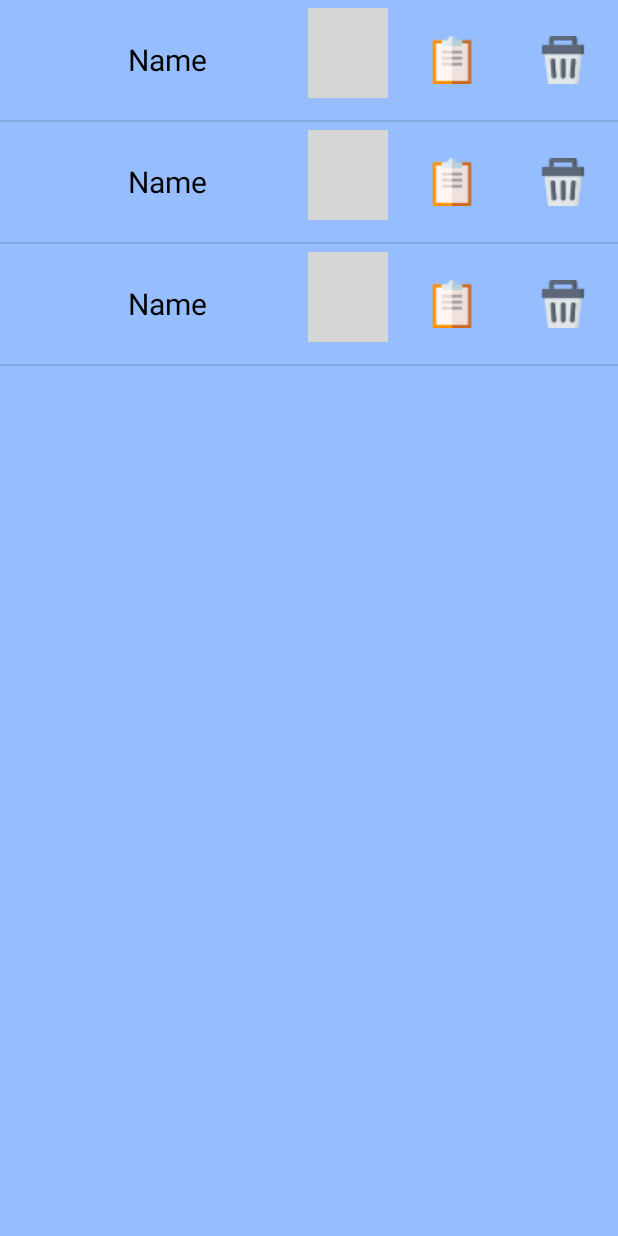
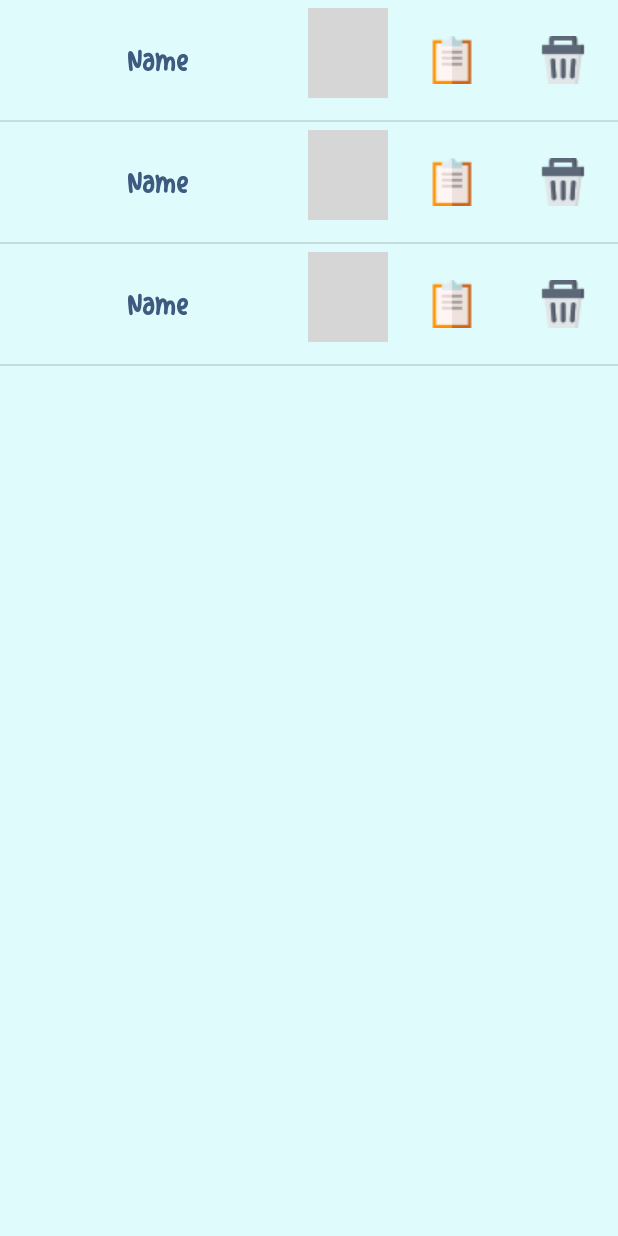
Before and after one commit to brunocoelho1997/NavalBattleGame, an Android app: the layout activity_profiles_list.xml on its own in the app's theme, with its tools: preview values and no code run, on a phone screen of 412 x 824 dp. Run offline under Robolectric (Android 15) with nearby library versions, the phone set to English and light mode, and no system bars; grey boxes are pictures that could not be loaded.

Commit message:
new font

```diff
--- a/app/src/main/res/layout/activity_profiles_list.xml
+++ b/app/src/main/res/layout/activity_profiles_list.xml
@@ -6,7 +6,7 @@
     android:layout_height="match_parent"
     android:orientation="vertical"
     tools:context=".Profiles.ProfilesListActivity"
-    android:background="#96beff"
+    android:background="#E0FBFC"
     >
 
     <ListView
--- a/app/src/main/res/layout/profiles_list_item.xml
+++ b/app/src/main/res/layout/profiles_list_item.xml
@@ -17,8 +17,9 @@
         android:layout_gravity="center_vertical"
         android:padding="10dp"
         android:text="Name"
-        android:textColor="#000"
-        android:textSize="20dp"
+        android:textColor="#3D5A80"
+        android:fontFamily="@font/mastodontus"
+        android:textSize="20sp"
         android:layout_weight="0.7"/>
 
     <ImageButton
```
Also changed, not shown: app/src/main/res/layout/activity_details.xml (+11 -4 lines), app/src/main/res/layout/activity_new_profile.xml (+18 -3 lines), app/src/main/res/font/mastodontus.ttf (added), app/src/main/res/font/mastodontus_.otf (renamed from app/src/main/res/font/mastodontus.otf).
